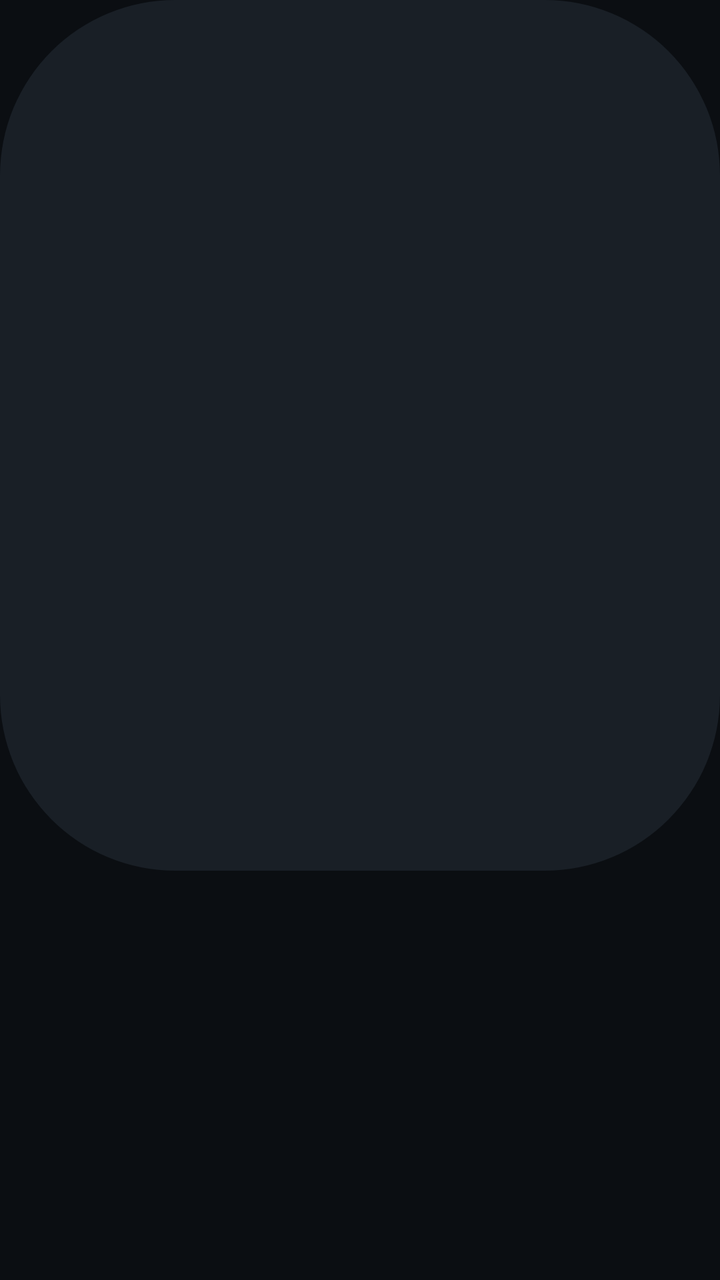
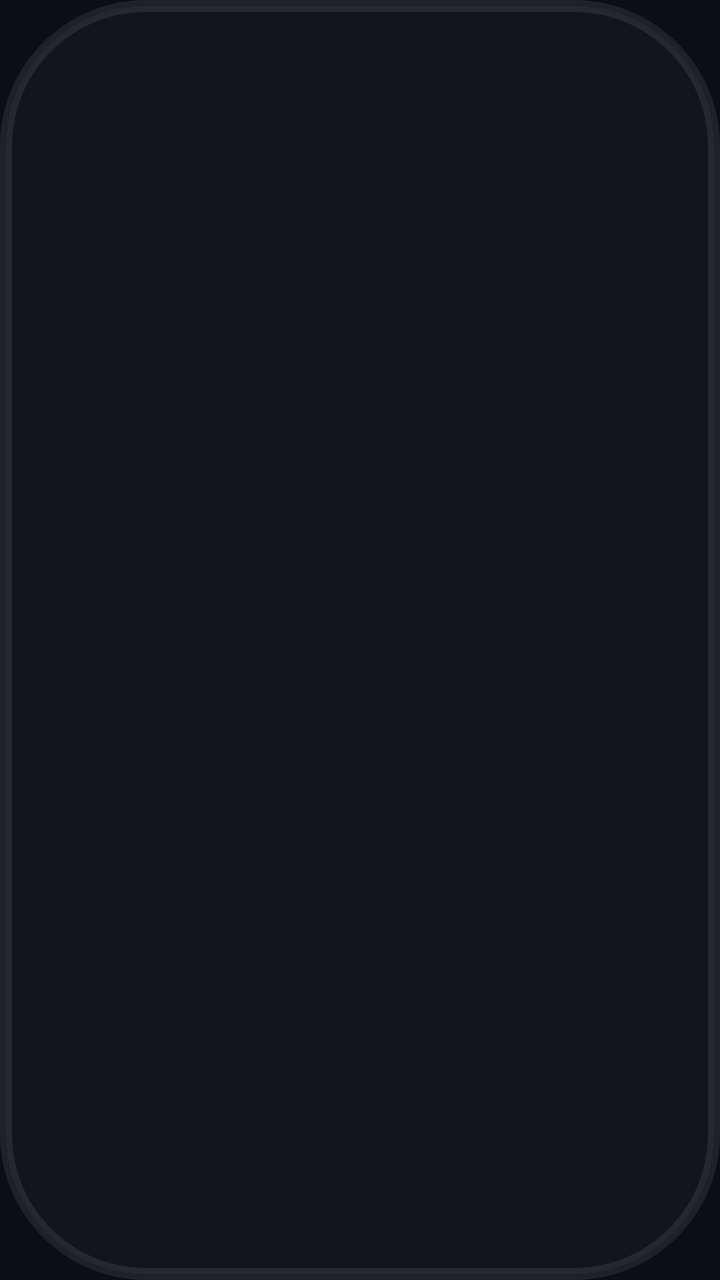

Before-and-after screenshots of an Android layout around one commit, followed by the original layout XML and the change that was made.
<!-- AndroidManifest.xml: application theme AppTheme.NoActionBar -->
<!-- res/layout/dialog_desc.xml -->
<?xml version="1.0" encoding="utf-8"?>
<FrameLayout xmlns:android="http://schemas.android.com/apk/res/android"
    xmlns:app="http://schemas.android.com/apk/res-auto"
    xmlns:tools="http://schemas.android.com/tools"
    android:layout_width="@dimen/vs_600"
    android:layout_height="match_parent">

    <androidx.core.widget.NestedScrollView xmlns:android="http://schemas.android.com/apk/res/android"
        android:layout_width="match_parent"
        android:layout_height="wrap_content"
        android:background="@drawable/shape_dialog_bg_main"
        android:fillViewport="true">

        <TextView
            android:id="@+id/describe"
            android:layout_width="match_parent"
            android:layout_height="wrap_content"
            android:lineSpacingMultiplier="1.2"
            android:padding="@dimen/vs_20"
            android:textColor="@color/color_FFFFFF"
            android:textSize="@dimen/ts_26" />

    </androidx.core.widget.NestedScrollView>
</FrameLayout>
<!-- resources referenced by this layout -->
<resources>
  <color name="color_FFFFFF">#FFFFFF</color>
  <dimen name="ts_26">26mm</dimen>
  <dimen name="vs_20">20mm</dimen>
  <dimen name="vs_600">600mm</dimen>
  <!-- drawable shape_dialog_bg_main (drawable) -->
  <?xml version="1.0" encoding="utf-8"?>
  <shape xmlns:android="http://schemas.android.com/apk/res/android">
      <corners android:radius="@dimen/vs_15" />
      <solid android:color="@color/color_6A6A6A_95" />
  </shape>
  <style name="AppTheme.NoActionBar">
          <item name="android:windowActionBar">false</item>
          <item name="android:windowNoTitle">true</item>
          <item name="windowActionBar">false</item>
          <item name="android:windowFullscreen">true</item>//全屏即无通知栏
          <item name="android:windowContentOverlay">@null</item>//是否有遮盖
          <item name="windowNoTitle">true</item>
          
          
          <item name="android:windowBackground">@color/color_32364E</item>
      </style>
  <dimen name="vs_15">15mm</dimen>
  <color name="color_6A6A6A_95">#F21A2027</color>
  <color name="color_32364E">#0B0E12</color>
</resources>

<!-- the commit's change to res/layout/dialog_desc.xml (unified diff, before → after) -->
@@ -1,24 +1,55 @@
 <?xml version="1.0" encoding="utf-8"?>
 <FrameLayout xmlns:android="http://schemas.android.com/apk/res/android"
-    xmlns:app="http://schemas.android.com/apk/res-auto"
-    xmlns:tools="http://schemas.android.com/tools"
-    android:layout_width="@dimen/vs_600"
+    android:layout_width="@dimen/vs_640"
     android:layout_height="match_parent">
 
-    <androidx.core.widget.NestedScrollView xmlns:android="http://schemas.android.com/apk/res/android"
+    <LinearLayout
         android:layout_width="match_parent"
         android:layout_height="wrap_content"
-        android:background="@drawable/shape_dialog_bg_main"
-        android:fillViewport="true">
+        android:layout_gravity="center"
+        android:background="@drawable/st_dialog_bg"
+        android:orientation="vertical"
+        android:paddingLeft="@dimen/vs_35"
+        android:paddingTop="@dimen/vs_25"
+        android:paddingRight="@dimen/vs_35"
+        android:paddingBottom="@dimen/vs_30">
 
-        <TextView
-            android:id="@+id/describe"
+        <LinearLayout
             android:layout_width="match_parent"
             android:layout_height="wrap_content"
-            android:lineSpacingMultiplier="1.2"
-            android:padding="@dimen/vs_20"
-            android:textColor="@color/color_FFFFFF"
-            android:textSize="@dimen/ts_26" />
+            android:layout_marginBottom="@dimen/vs_15"
+            android:gravity="center_vertical"
+            android:orientation="horizontal">
 
-    </androidx.core.widget.NestedScrollView>
+            <View
+                android:layout_width="@dimen/vs_4"
+                android:layout_height="@dimen/vs_25"
+                android:layout_marginEnd="@dimen/vs_10"
+                android:layout_marginRight="@dimen/vs_10"
+                android:background="@drawable/st_accent_bar" />
+
+            <TextView
+                android:layout_width="wrap_content"
+                android:layout_height="wrap_content"
+                android:text="@string/det_desc_title"
+                android:textAppearance="@style/TextAppearance.Summer.Title" />
+        </LinearLayout>
+
+        <androidx.core.widget.NestedScrollView
+            android:layout_width="match_parent"
+            android:layout_height="wrap_content"
+            android:fadeScrollbars="false"
+            android:fillViewport="true"
+            android:scrollbars="vertical">
+
+            <TextView
+                android:id="@+id/describe"
+                android:layout_width="match_parent"
+                android:layout_height="wrap_content"
+                android:lineSpacingMultiplier="1.45"
+                android:textColor="@color/st_text_primary"
+                android:textSize="@dimen/st_text_body" />
+
+        </androidx.core.widget.NestedScrollView>
+    </LinearLayout>
 </FrameLayout>
<!-- resource entries referenced after the edit -->
@@ -1,15 +1,8 @@
 <!-- resources referenced by this layout -->
 <resources>
-  <color name="color_FFFFFF">#FFFFFF</color>
-  <dimen name="ts_26">26mm</dimen>
-  <dimen name="vs_20">20mm</dimen>
-  <dimen name="vs_600">600mm</dimen>
-  <!-- drawable shape_dialog_bg_main (drawable) -->
-  <?xml version="1.0" encoding="utf-8"?>
-  <shape xmlns:android="http://schemas.android.com/apk/res/android">
-      <corners android:radius="@dimen/vs_15" />
-      <solid android:color="@color/color_6A6A6A_95" />
-  </shape>
+  <color name="st_text_primary">#F5F7FA</color>
+  <dimen name="st_text_body">18mm</dimen>
+  <dimen name="vs_10">10mm</dimen>
   <style name="AppTheme.NoActionBar">
           <item name="android:windowActionBar">false</item>
           <item name="android:windowNoTitle">true</item>
@@ -21,8 +14,38 @@
           
           <item name="android:windowBackground">@color/color_32364E</item>
       </style>
+  <dimen name="vs_3">3mm</dimen>
+  <dimen name="st_radius_card">12mm</dimen>
+  <color name="st_bg_elevated">#12161C</color>
+  <color name="st_stroke">#14FFFFFF</color>
+  <dimen name="st_text_title">26mm</dimen>
   <dimen name="vs_15">15mm</dimen>
-  <color name="color_6A6A6A_95">#F21A2027</color>
+  <dimen name="vs_25">25mm</dimen>
+  <dimen name="vs_30">30mm</dimen>
+  <dimen name="vs_35">35mm</dimen>
+  <dimen name="vs_4">4mm</dimen>
+  <dimen name="vs_640">640mm</dimen>
+  <!-- drawable st_accent_bar (drawable) -->
+  <?xml version="1.0" encoding="utf-8"?>
+  
+  <shape xmlns:android="http://schemas.android.com/apk/res/android"
+      android:shape="rectangle">
+      <corners android:radius="@dimen/vs_3" />
+      <solid android:color="?attr/color_theme" />
+  </shape>
+  <!-- drawable st_dialog_bg (drawable) -->
+  <?xml version="1.0" encoding="utf-8"?>
+  
+  <shape xmlns:android="http://schemas.android.com/apk/res/android" android:shape="rectangle">
+      <corners android:radius="@dimen/st_radius_card" />
+      <solid android:color="@color/st_bg_elevated" />
+      <stroke android:width="1mm" android:color="@color/st_stroke" />
+  </shape>
+  <string name="det_desc_title">Synopsis</string>
+  <style name="TextAppearance.Summer.Title">
+          <item name="android:textSize">@dimen/st_text_title</item>
+          <item name="android:textStyle">bold</item>
+      </style>
   <color name="color_32364E">#0B0E12</color>
 </resources>
 
